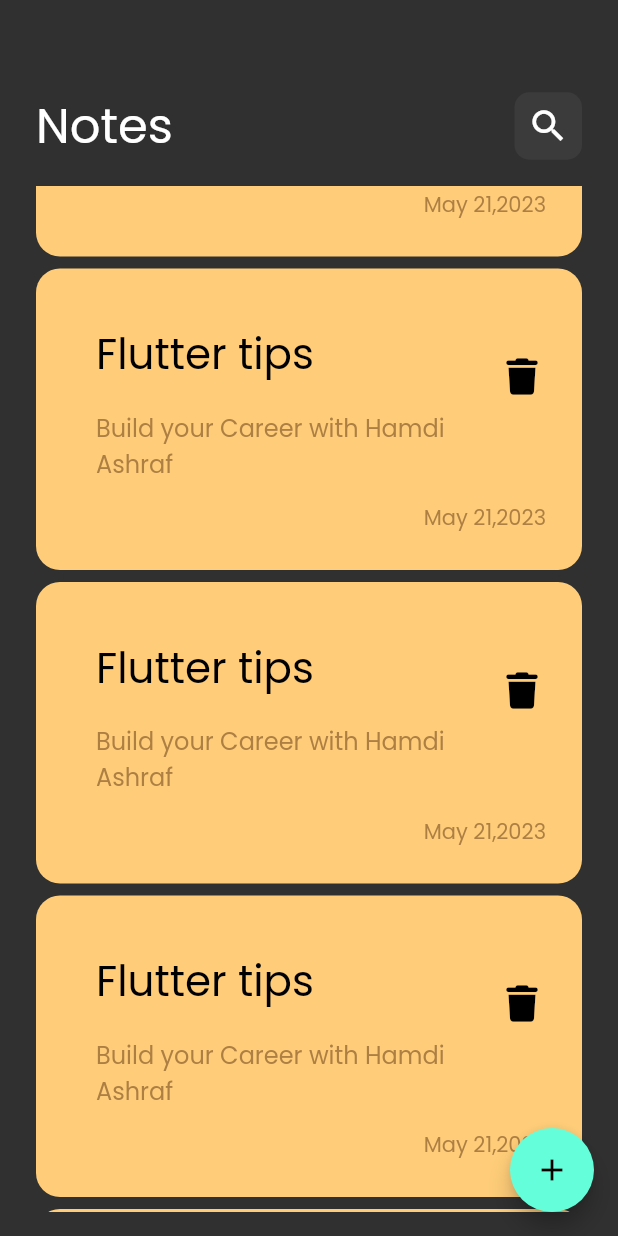
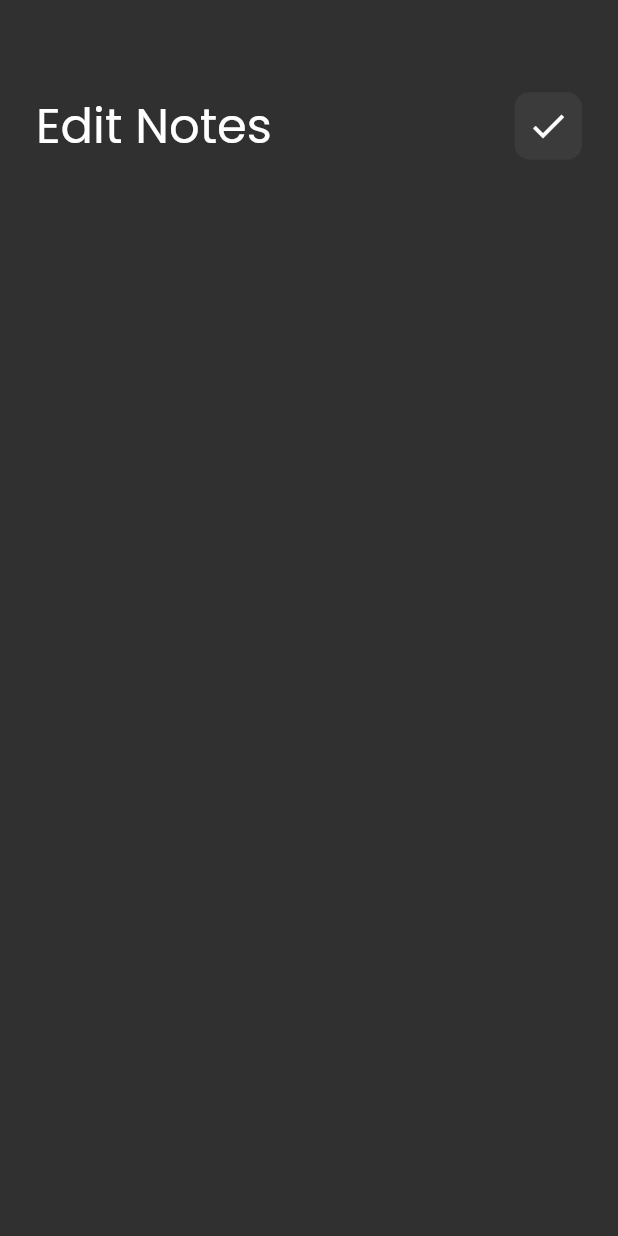
Before and after one commit to HamdiAshraf/note_app, a Flutter app: the screen it shows after launch, scrolled down 576 dp, after a tap on "Flutter tips", on a phone screen of 412 x 824 dp. Run offline on Flutter 3.47's test engine with Material 2 defaults, Android fonts, the phone set to English and light mode, and no system bars; our stand-ins replace font_awesome_flutter.

Commit message:
create edit note view and add custom app bar to edit note view body in edit note view

```diff
--- /dev/null
+++ b/lib/views/edit_note_view.dart
@@ -0,0 +1,15 @@
+
+
+import 'package:flutter/material.dart';
+import 'package:note_app/views/widgets/edit_note_view_body.dart';
+
+class EditNoteView extends StatelessWidget {
+  const EditNoteView({Key? key}) : super(key: key);
+
+  @override
+  Widget build(BuildContext context) {
+    return const Scaffold(
+      body: EditNoteViewBody(),
+    );
+  }
+}
--- a/lib/views/widgets/custom_app_bar.dart
+++ b/lib/views/widgets/custom_app_bar.dart
@@ -3,15 +3,16 @@
 import 'package:flutter/material.dart';
 
 class CustomAppBar extends StatelessWidget {
-  const CustomAppBar({Key? key}) : super(key: key);
-
+  const CustomAppBar({super.key, required this.text, required this.icon}) ;
+  final String text;
+  final IconData icon;
   @override
   Widget build(BuildContext context) {
     return Row(
       mainAxisAlignment: MainAxisAlignment.spaceBetween,
       children: [
-        const Text('Notes',
-        style: TextStyle(fontSize: 32),
+         Text(text,
+        style: const TextStyle(fontSize: 32),
         ),
         Container(
           height: 45,
@@ -24,7 +25,7 @@ class CustomAppBar extends StatelessWidget {
           child: IconButton(
             onPressed: () {  },
 
-            icon: const Icon(Icons.search,size: 28,),
+            icon:  Icon(icon,size: 28,),
 
 
           ),
--- a/lib/views/widgets/custom_note_item.dart
+++ b/lib/views/widgets/custom_note_item.dart
@@ -1,12 +1,21 @@
 import 'package:flutter/material.dart';
 import 'package:font_awesome_flutter/font_awesome_flutter.dart';
+import 'package:note_app/views/edit_note_view.dart';
+
+
 
 class CustomNoteItem extends StatelessWidget {
   const CustomNoteItem({super.key});
 
   @override
   Widget build(BuildContext context) {
-    return Container(
+    return  GestureDetector(
+        onTap: (){
+          Navigator.push(context, MaterialPageRoute(builder: (context){
+            return  const EditNoteView();
+          }));
+        },
+        child: Container(
           padding: const EdgeInsets.only(
             top: 32,
             left: 24,
@@ -35,13 +44,13 @@ class CustomNoteItem extends StatelessWidget {
                     style: TextStyle(color: Color(0xffAD7F43), fontSize: 16),
                   ),
                 ),
-            trailing: IconButton(
-              onPressed: () {},
-              icon: const Icon(
+                trailing:
+
+                   const Icon(
                     FontAwesomeIcons.trash,
                     color: Colors.black,
                     size: 24,
-              ),
+
                 ),
               ),
               const SizedBox(
@@ -63,6 +72,8 @@ class CustomNoteItem extends StatelessWidget {
               ),
             ],
           ),
+        ),
       );
+
   }
 }
--- a/lib/views/widgets/custom_notes_body.dart
+++ b/lib/views/widgets/custom_notes_body.dart
@@ -18,10 +18,8 @@ class CustomNotesBody extends StatelessWidget {
       child: Column(
         children: const [
           SizedBox(height: 60,),
-          CustomAppBar(),
-          // CustomNoteItem(
-          //   itemColor: const Color(0xffFFCD79) ,
-          // ),
+          CustomAppBar(text: 'Notes',icon: Icons.search),
+
           Expanded(child: NotesListView()),
 
 
--- /dev/null
+++ b/lib/views/widgets/edit_note_view_body.dart
@@ -0,0 +1,26 @@
+
+
+import 'package:flutter/material.dart';
+import 'package:note_app/views/widgets/custom_app_bar.dart';
+
+class EditNoteViewBody extends StatelessWidget {
+  const EditNoteViewBody({Key? key}) : super(key: key);
+
+  @override
+  Widget build(BuildContext context) {
+    return Padding(
+      padding: const EdgeInsets.symmetric(horizontal: 24),
+      child: Column(
+        children:  const [
+          SizedBox(
+            height: 60,
+          ),
+          CustomAppBar(
+            text: 'Edit Notes',
+            icon: Icons.done,
+          ),
+        ],
+      ),
+    );
+  }
+}
```
Lines whose indentation alone changed are shown as unchanged.
